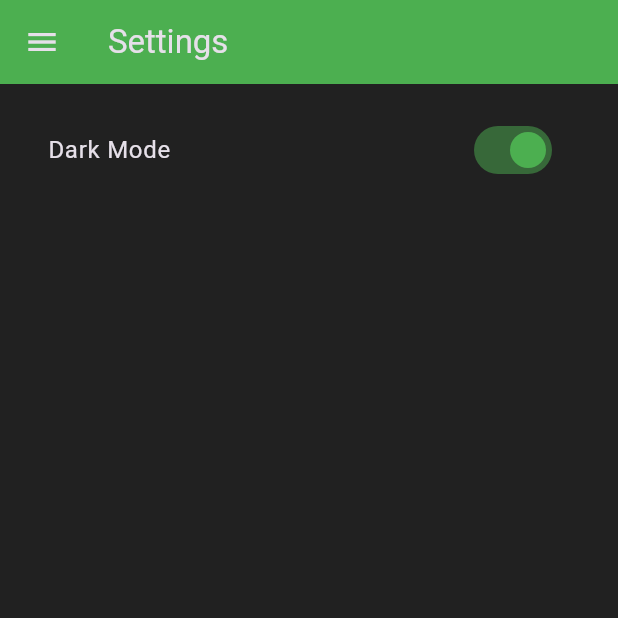
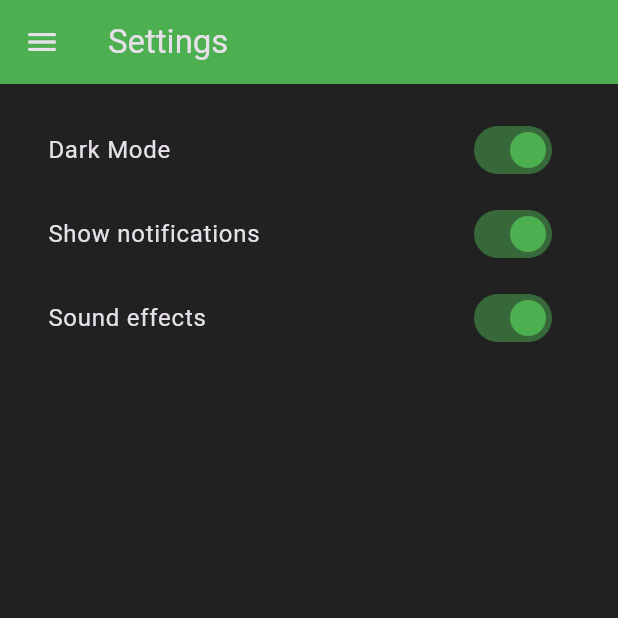
Before and after one commit to ntua-el19879a/HCI_proj, a Flutter app: the SettingsScreen screen opened by its route, after a tap on "Dark Mode", on a phone screen of 412 x 824 dp, the top half of it. Run offline on Flutter 3.47's test engine with Material 3 defaults, Android fonts, the light colour scheme and no system bars; our stand-ins replace audioplayers, cloud_firestore, firebase_auth, firebase_core, flutter_local_notifications, geocoding and 5 more; missing offline and left inert: bcrypt; accounts and stored records are empty; network calls fail.

Commit message:
Add global settings (dark mode, notifications, sound effects)

```diff
--- a/lib/main.dart
+++ b/lib/main.dart
@@ -1,21 +1,22 @@
 //main.dart
 
+import 'package:firebase_core/firebase_core.dart';
 import 'package:flutter/material.dart';
+import 'package:flutter_local_notifications/flutter_local_notifications.dart';
+import 'package:prioritize_it/providers/auth_provider.dart';
+import 'package:prioritize_it/providers/global_settings_provider.dart';
 import 'package:prioritize_it/providers/task_provider.dart';
+import 'package:prioritize_it/providers/theme_provider.dart';
 import 'package:prioritize_it/providers/user_provider.dart';
-import 'package:prioritize_it/providers/auth_provider.dart';
 import 'package:prioritize_it/services/database_service.dart';
 import 'package:prioritize_it/services/notification_service.dart';
-import 'package:prioritize_it/utils/theme_mode_type.dart';
 import 'package:prioritize_it/utils/theme_name.dart';
 import 'package:prioritize_it/utils/themes.dart';
 import 'package:provider/provider.dart';
+import 'package:timezone/data/latest.dart' as tz;
+
 import 'app.dart';
-import 'package:prioritize_it/providers/theme_provider.dart';
 import 'firebase_options.dart';
-import 'package:firebase_core/firebase_core.dart';
-import 'package:flutter_local_notifications/flutter_local_notifications.dart';
-import 'package:timezone/data/latest.dart' as tz;
 
 final FlutterLocalNotificationsPlugin flutterLocalNotificationsPlugin =
     FlutterLocalNotificationsPlugin();
@@ -45,11 +46,10 @@ void main() async {
           userProvider.loadUser(); // Load user data immediately
           return userProvider;
         }),
+        ChangeNotifierProvider(create: (context) => GlobalSettingsProvider()),
         ChangeNotifierProvider(
           create: (_) => ThemeProvider(
-              initialMode: ThemeModeType.light,
-              initialTheme: greenTheme,
-              initialName: ThemeName.green),
+              initialTheme: greenTheme, initialName: ThemeName.green),
         ),
         ChangeNotifierProvider(create: (context) => CustomAuthProvider(db)),
         // ... other providers
--- /dev/null
+++ b/lib/providers/global_settings_provider.dart
@@ -0,0 +1,21 @@
+import 'package:flutter/foundation.dart';
+import 'package:prioritize_it/utils/global_settings.dart';
+import 'package:prioritize_it/utils/theme_mode_type.dart';
+
+class GlobalSettingsProvider with ChangeNotifier {
+  void toggleTheme(bool isDarkMode) {
+    GlobalSettings.themeModeType =
+        isDarkMode ? ThemeModeType.dark : ThemeModeType.light;
+    notifyListeners();
+  }
+
+  void toggleNotifications(bool show) {
+    GlobalSettings.showNotifications = show;
+    notifyListeners();
+  }
+
+  void toggleSoundEffects(bool enable) {
+    GlobalSettings.soundEffects = enable;
+    notifyListeners();
+  }
+}
--- a/lib/providers/theme_provider.dart
+++ b/lib/providers/theme_provider.dart
@@ -1,27 +1,20 @@
 import 'package:flutter/material.dart';
+import 'package:prioritize_it/utils/global_settings.dart';
 import 'package:prioritize_it/utils/theme_mode_type.dart';
 import 'package:prioritize_it/utils/theme_name.dart';
 import 'package:prioritize_it/utils/themes.dart';
 
 class ThemeProvider extends ChangeNotifier {
-  ThemeModeType mode;
   AppTheme _currentTheme;
   ThemeName themeName;
 
   ThemeProvider({
-    required ThemeModeType initialMode,
     required AppTheme initialTheme,
     required ThemeName initialName,
-  })  : mode = initialMode,
-        themeName = initialName,
+  })  : themeName = initialName,
         _currentTheme = initialTheme;
 
   AppTheme get currentTheme => _currentTheme;
-
-  void switchMode(ThemeModeType newMode) {
-    mode = newMode;
-    switchTheme(themeName);
-  }
 
   void _swithToDarkTheme(ThemeName newThemeName) {
     if (newThemeName == ThemeName.blue) {
@@ -73,7 +66,7 @@ class ThemeProvider extends ChangeNotifier {
 
   void switchTheme(ThemeName newThemeName) {
     themeName = newThemeName;
-    if (mode == ThemeModeType.dark) {
+    if (GlobalSettings.themeModeType == ThemeModeType.dark) {
       _swithToDarkTheme(newThemeName);
     } else {
       _switchToLightTheme(newThemeName);
--- a/lib/screens/add_task_screen.dart
+++ b/lib/screens/add_task_screen.dart
@@ -13,6 +13,7 @@ import 'package:prioritize_it/providers/user_provider.dart';
 import 'package:prioritize_it/screens/google_map_screen.dart';
 import 'package:prioritize_it/services/notification_service.dart';
 import 'package:prioritize_it/utils/app_constants.dart';
+import 'package:prioritize_it/utils/global_settings.dart';
 import 'package:prioritize_it/utils/themes.dart';
 import 'package:prioritize_it/widgets/buttons/styeld_elevated_button.dart';
 import 'package:prioritize_it/widgets/buttons/styled_text_button.dart';
@@ -131,6 +132,7 @@ class _AddTaskScreenState extends State<AddTaskScreen> {
         Provider.of<TaskProvider>(context, listen: false).addTask(newTask);
         Provider.of<UserProvider>(context, listen: false).handleTaskAdded();
         try {
+          if (GlobalSettings.showNotifications) {
             NotificationService.showInstantNotification(
               'New task added',
               '${newTask.title} was successfully created',
@@ -141,6 +143,7 @@ class _AddTaskScreenState extends State<AddTaskScreen> {
                   newTask.title,
                   newTask.description ?? '',
                   newTask.date!);
+            }
           }
         } catch (e) {
           debugPrint("Error showing notification: $e");
--- a/lib/screens/settings_screen.dart
+++ b/lib/screens/settings_screen.dart
@@ -1,21 +1,18 @@
 //settings_screen.dart
 
 import 'package:flutter/material.dart';
-import 'package:flutter/services.dart';
+import 'package:prioritize_it/providers/global_settings_provider.dart';
+import 'package:prioritize_it/providers/theme_provider.dart';
 import 'package:prioritize_it/utils/app_constants.dart';
+import 'package:prioritize_it/utils/global_settings.dart';
 import 'package:prioritize_it/utils/theme_mode_type.dart';
 import 'package:prioritize_it/widgets/base_layout.dart';
+import 'package:prioritize_it/widgets/styled_switch_list_tile.dart';
 import 'package:provider/provider.dart';
-import 'package:prioritize_it/providers/theme_provider.dart';
 
-class SettingsScreen extends StatefulWidget {
+class SettingsScreen extends StatelessWidget {
   const SettingsScreen({super.key});
 
-  @override
-  _SettingsScreenState createState() => _SettingsScreenState();
-}
-
-class _SettingsScreenState extends State<SettingsScreen> {
   @override
   Widget build(BuildContext context) {
     return BaseLayout(
@@ -24,23 +21,41 @@ class _SettingsScreenState extends State<SettingsScreen> {
         padding: const EdgeInsets.all(16.0),
         child: Column(
           children: [
-              Consumer<ThemeProvider>(
+            Consumer<GlobalSettingsProvider>(
+              builder: (context, globalSettings, child) {
+                return Consumer<ThemeProvider>(
                     builder: (context, themeProvider, child) {
-                  return SwitchListTile(
-                    title: const Text('Dark Mode'),
-                    activeColor: themeProvider.currentTheme.primary,
-                    value: themeProvider.mode == ThemeModeType.dark,
+                  return StyledSwitchListTile(
+                      title: 'Dark Mode',
+                      value: GlobalSettings.themeModeType == ThemeModeType.dark,
                       onChanged: (value) {
-                      HapticFeedback.mediumImpact();
-                      themeProvider.switchMode(
-                          value ? ThemeModeType.dark : ThemeModeType.light);
-                    },
-                  );
+                        globalSettings.toggleTheme(value);
+                        themeProvider.switchTheme(themeProvider.themeName);
+                      });
+                });
               },
             ),
-              // ... Add other settings here
+            Consumer<GlobalSettingsProvider>(
+              builder: (context, globalSettings, child) {
+                return StyledSwitchListTile(
+                    title: 'Show notifications',
+                    value: GlobalSettings.showNotifications,
+                    onChanged: (value) =>
+                        globalSettings.toggleNotifications(value));
+              },
+            ),
+            Consumer<GlobalSettingsProvider>(
+              builder: (context, globalSettings, child) {
+                return StyledSwitchListTile(
+                    title: 'Sound effects',
+                    value: GlobalSettings.soundEffects,
+                    onChanged: (value) =>
+                        globalSettings.toggleSoundEffects(value));
+              },
+            ),
           ],
         ),
-        ));
+      ),
+    );
   }
 }
--- /dev/null
+++ b/lib/utils/global_settings.dart
@@ -0,0 +1,7 @@
+import 'package:prioritize_it/utils/theme_mode_type.dart';
+
+class GlobalSettings {
+  static bool soundEffects = true;
+  static bool showNotifications = true;
+  static ThemeModeType themeModeType = ThemeModeType.light;
+}
--- /dev/null
+++ b/lib/widgets/styled_switch_list_tile.dart
@@ -0,0 +1,31 @@
+import 'package:flutter/material.dart';
+import 'package:flutter/services.dart';
+import 'package:prioritize_it/providers/theme_provider.dart';
+import 'package:prioritize_it/utils/themes.dart';
+import 'package:provider/provider.dart';
+
+class StyledSwitchListTile extends StatelessWidget {
+  final bool value;
+  final String title;
+  final ValueChanged<bool> onChanged;
+
+  const StyledSwitchListTile(
+      {super.key,
+      required this.title,
+      required this.onChanged,
+      required this.value});
+
+  @override
+  Widget build(BuildContext context) {
+    AppTheme theme = Provider.of<ThemeProvider>(context).currentTheme;
+
+    return SwitchListTile(
+        title: Text(title),
+        activeColor: theme.primary,
+        value: value,
+        onChanged: (value) {
+          HapticFeedback.mediumImpact();
+          onChanged(value);
+        });
+  }
+}
--- a/lib/widgets/task_item.dart
+++ b/lib/widgets/task_item.dart
@@ -9,6 +9,7 @@ import 'package:prioritize_it/providers/theme_provider.dart';
 import 'package:prioritize_it/providers/user_provider.dart';
 import 'package:prioritize_it/services/audio_service.dart';
 import 'package:prioritize_it/services/notification_service.dart';
+import 'package:prioritize_it/utils/global_settings.dart';
 import 'package:prioritize_it/utils/themes.dart';
 import 'package:provider/provider.dart';
 
@@ -16,7 +17,7 @@ class TaskItem extends StatelessWidget {
   final Task task;
   final VoidCallback? onEdit;
 
-  const TaskItem({Key? key, required this.task, this.onEdit}) : super(key: key);
+  const TaskItem({super.key, required this.task, this.onEdit});
 
   @override
   Widget build(BuildContext context) {
@@ -42,12 +43,16 @@ class TaskItem extends StatelessWidget {
                   await Provider.of<TaskProvider>(context, listen: false)
                       .toggleTaskCompletion(task.id!, task.userId, task.date!);
                   if (newValue) {
-                    AudioService.playCompletionSound();
+                    if (GlobalSettings.soundEffects) {
+                      AudioService.playCompletionSound();
+                    }
                     await Provider.of<UserProvider>(context, listen: false)
                         .handleTaskCompletion(30);
-                    NotificationService.showInstantNotification(
-                        "Task completed",
-                        '${task.title} was successfully completed');
+                    if (GlobalSettings.showNotifications) {
+                      NotificationService.showInstantNotification(
+                          "Task completed",
+                          '${task.title} was successfully completed');
+                    }
                   } else {
                     await Provider.of<UserProvider>(context, listen: false)
                         .handleTaskUncompletion();
@@ -84,7 +89,9 @@ class TaskItem extends StatelessWidget {
           IconButton(
             icon: const Icon(Icons.delete),
             onPressed: () {
-              AudioService.playDeletionSound();
+              if (GlobalSettings.soundEffects) {
+                AudioService.playDeletionSound();
+              }
               HapticFeedback.lightImpact();
               Provider.of<TaskProvider>(context, listen: false)
                   .deleteTask(task.id!, task.userId, task.date!);
```
Lines whose indentation alone changed are shown as unchanged.
